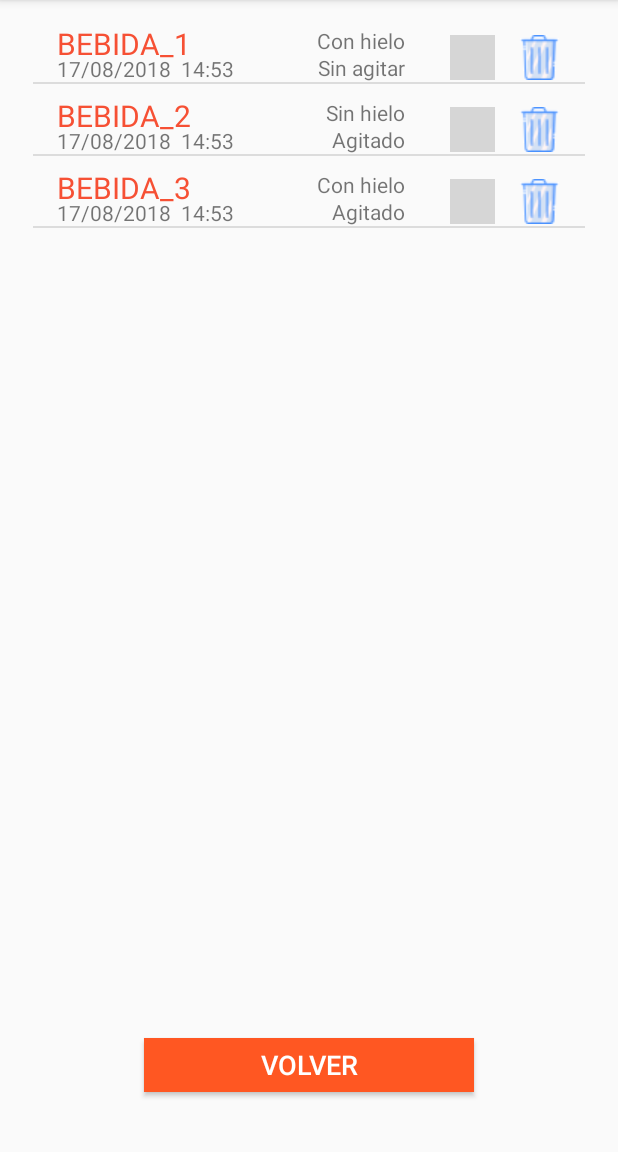
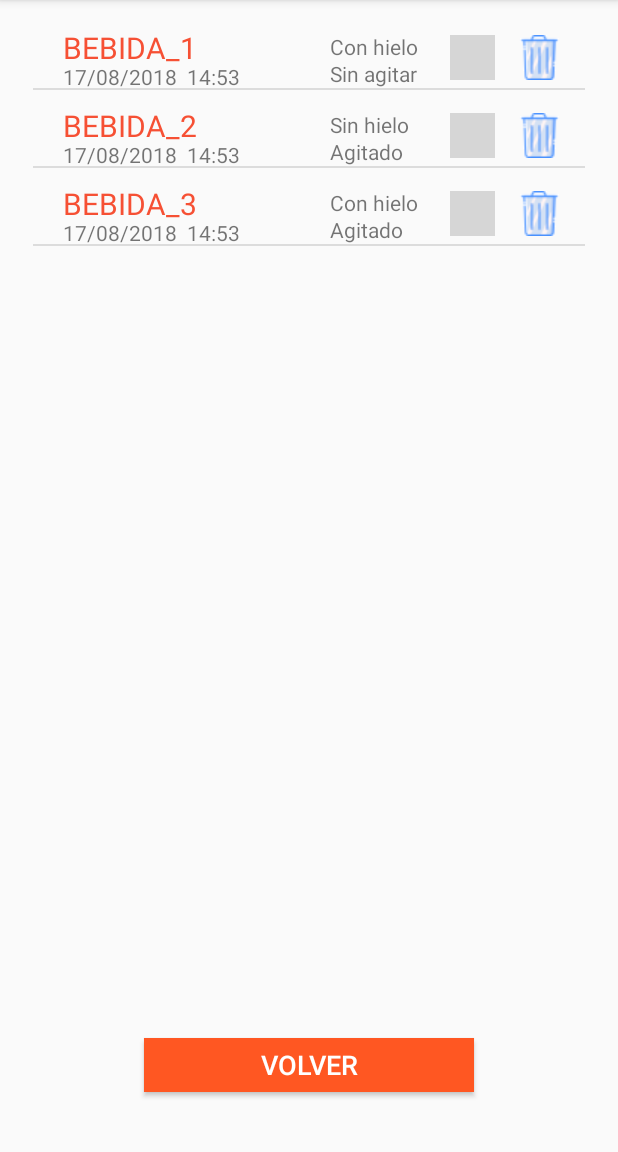
Before and after one commit to misen08/SmartDrink, an Android app: the BebidasProgramadas screen opened directly, with no data from a screen before it, on a phone screen of 412 x 824 dp, the part 84-1236 px from its top. Run offline under Robolectric (Android 15) with nearby library versions, the phone set to English and light mode, and no system bars; grey boxes are pictures that could not be loaded.

Commit message:
Creacion ventana modificar bebidas programadas

```diff
--- a/app/src/main/AndroidManifest.xml
+++ b/app/src/main/AndroidManifest.xml
@@ -30,7 +30,8 @@
         <activity android:name=".PreparandoTrago" android:screenOrientation="portrait" />
         <activity android:name=".ProgramarBebida" android:screenOrientation="portrait" />
         <activity android:name=".QRReader" android:screenOrientation="portrait" />
-        <activity android:name=".BebidasProgramadas" android:screenOrientation="portrait" >
+        <activity android:name=".BebidasProgramadas" android:screenOrientation="portrait" />
+        <activity android:name=".ModificarBebidasProgramadas" android:screenOrientation="portrait" >
         </activity>
 
         <service
--- a/app/src/main/java/xyris/smartdrink/BebidasProgramadas.java
+++ b/app/src/main/java/xyris/smartdrink/BebidasProgramadas.java
@@ -2,6 +2,7 @@ package xyris.smartdrink;
 
 import android.app.AlertDialog;
 import android.content.DialogInterface;
+import android.content.Intent;
 import android.graphics.drawable.Drawable;
 import android.os.Bundle;
 import android.support.v7.app.AppCompatActivity;
@@ -201,8 +202,8 @@ public class BebidasProgramadas extends AppCompatActivity {
 
 
     public void clickHandlerEditButton(View v, int position) {
-        Toast.makeText(this, "EDITAR BEBIDA" + position, Toast.LENGTH_SHORT).show();
-        Log.d("Info button", "Button info");
+        Intent modificar = new Intent(this, ModificarBebidasProgramadas.class);
+        startActivity(modificar);
     }
 
     public void clickHandlerDeleteButton(View v, final int i, final ArrayList<CategoryListBebidasProgramadas> itemsProgramados) {
--- a/app/src/main/res/layout/item_category_bebidas_programadas.xml
+++ b/app/src/main/res/layout/item_category_bebidas_programadas.xml
@@ -10,8 +10,8 @@
         android:id="@+id/textViewBebida"
         android:layout_width="172dp"
         android:layout_height="23dp"
-        android:layout_marginStart="16dp"
-        android:layout_marginTop="7dp"
+        android:layout_marginStart="20dp"
+        android:layout_marginTop="10dp"
         android:text="Bebida"
         android:textColor="#f65034"
         android:textSize="20dp"
@@ -42,19 +42,20 @@
 
     <TextView
         android:id="@+id/textViewHielo"
-        android:layout_width="wrap_content"
+        android:layout_width="70dp"
         android:layout_height="wrap_content"
-        android:layout_marginEnd="120dp"
-        android:layout_marginTop="9dp"
+        android:layout_marginEnd="100dp"
+        android:layout_marginTop="13dp"
         android:text="C/S hielo"
+        android:textAlignment="viewStart"
         app:layout_constraintEnd_toEndOf="parent"
         app:layout_constraintTop_toTopOf="parent" />
 
     <TextView
         android:id="@+id/textViewAgitado"
-        android:layout_width="wrap_content"
+        android:layout_width="70dp"
         android:layout_height="wrap_content"
-        android:layout_marginEnd="120dp"
+        android:layout_marginEnd="100dp"
         android:layout_marginTop="18dp"
         android:text="C/S agitar"
         android:textAlignment="viewStart"
@@ -65,8 +66,8 @@
         android:id="@+id/textViewFechaHora"
         android:layout_width="172dp"
         android:layout_height="17dp"
-        android:layout_marginStart="16dp"
-        android:layout_marginTop="28dp"
+        android:layout_marginStart="20dp"
+        android:layout_marginTop="33dp"
         android:text="Fecha - Hora"
         app:layout_constraintStart_toStartOf="parent"
         app:layout_constraintTop_toTopOf="parent" />
--- a/app/src/main/res/layout/lista_de_tragos.xml
+++ b/app/src/main/res/layout/lista_de_tragos.xml
@@ -50,12 +50,12 @@
         android:id="@+id/lineaDivisora"
         android:layout_width="0dp"
         android:layout_height="5dp"
-        android:layout_marginTop="390dp"
+        android:layout_marginBottom="120dp"
         android:background="@color/zxing_custom_viewfinder_laser"
+        app:layout_constraintBottom_toBottomOf="parent"
         app:layout_constraintEnd_toEndOf="parent"
         app:layout_constraintHorizontal_bias="0.0"
         app:layout_constraintStart_toStartOf="parent"
-        app:layout_constraintTop_toTopOf="parent"
         app:srcCompat="@color/zxing_custom_viewfinder_laser" />
 
 </android.support.constraint.ConstraintLayout>
```
Also changed, not shown: app/src/main/java/xyris/smartdrink/ModificarBebidasProgramadas.java (added, +114 -0 lines).
